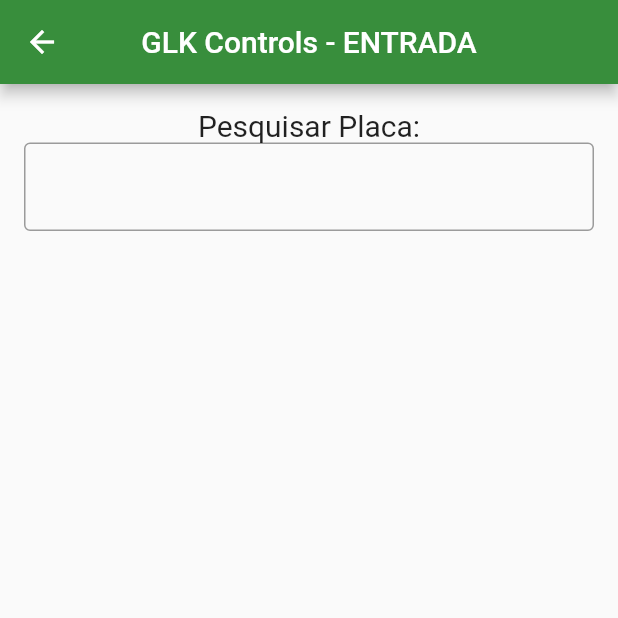
After one commit to HeroRickyGAMES/glk_controlls, a Flutter app: the mainPorteiro screen opened directly, after a tap on "Verificar Entrada", on a phone screen of 412 x 824 dp, the top half of it. The commit adds this screen. Run offline on Flutter 3.47's test engine with Material 2 defaults, Android fonts, the phone set to English and light mode, and no system bars; our stand-ins replace cloud_firestore, firebase_auth, firebase_core, firebase_storage, fluttertoast, image_picker; accounts and stored records are empty.

Commit message:
Adição modificação da lista para uma gridview

```diff
--- a/lib/cadastresehiperlink.dart
+++ b/lib/cadastresehiperlink.dart
@@ -27,7 +27,7 @@ class _cadastrohiperlinkState extends State<cadastrohiperlink> {
   Widget build(BuildContext context) {
     return Scaffold(
         appBar: AppBar(
-          //backgroundColor: Colors.red[900],
+          centerTitle: true,
           title: Container(
             child:
             Text(
--- /dev/null
+++ b/lib/listas/listaEntrada.dart
@@ -0,0 +1,172 @@
+import 'package:cloud_firestore/cloud_firestore.dart';
+import 'package:flutter/material.dart';
+
+class listEntrada extends StatefulWidget {
+  const listEntrada({Key? key}) : super(key: key);
+
+  @override
+  State<listEntrada> createState() => _listEntradaState();
+}
+
+class _listEntradaState extends State<listEntrada> {
+  String? idDocumento;
+
+  @override
+  Widget build(BuildContext context) {
+    return Scaffold(
+      appBar: AppBar(
+        centerTitle: true,
+        title: Text('GLK Controls - ENTRADA'),
+        backgroundColor: Colors.green[700],
+      ),
+      body: Column(
+        children: [
+          Container(
+            padding: EdgeInsets.all(16),
+            child:
+            Column(
+              children: [
+                Text(
+                    'Pesquisar Placa:',
+                  style: TextStyle(
+                    fontSize: 20
+                  ),
+                ),
+                TextFormField(
+                  onChanged: (valor){
+                    //Mudou mandou para a String
+                  },
+                  keyboardType: TextInputType.number,
+                  enableSuggestions: false,
+                  autocorrect: false,
+                  decoration: InputDecoration(
+                    border: OutlineInputBorder(
+                      borderSide: BorderSide(
+                        color: Colors.green
+                      )
+                    ),
+                    hintStyle: TextStyle(
+                        fontSize: 20
+                    ),
+                  ),
+                ),
+                StreamBuilder(
+                    stream: FirebaseFirestore
+                        .instance
+                        .collection('Autorizacoes')
+                        .snapshots(),
+                    builder: (BuildContext context,
+                        AsyncSnapshot<QuerySnapshot> snapshot) {
+                      if (!snapshot.hasData) {
+                        return Center(
+                          child: CircularProgressIndicator(),
+                        );
+                      }
+                      return Container(
+                        height: 900,
+                        width: double.infinity,
+                        child: GridView.count(
+                          padding: const EdgeInsets.all(5),
+                          crossAxisSpacing: 5,
+                          mainAxisSpacing: 5,
+                          crossAxisCount: 2,
+                          childAspectRatio: 0.57,
+                          children:
+                          snapshot.data!.docs.map((documents) {
+                            String lacre = '${documents['LacreouNao']}';
+                            String ColetaOuEntrega = '${documents['ColetaOuEntrega']}';
+                            bool lacrebool = false;
+                            bool coletaBool = false;
+                            String lacrado = '';
+                            String ColetaOuEntregast = '';
+                            idDocumento = documents.id;
+
+                            if(documents['Status'] != 'Autorizado a Sair' ){
+                              if(documents['Status'] != 'Autorizado a entrar na empresa'){
+                                if(lacre == 'lacre'){
+                                  lacrebool = true;
+                                  lacrado = 'Lacrado';
+                                }
+                                if(lacre == 'naolacrado'){
+                                  lacrebool = false;
+                                  lacrado = 'Não Lacrado';
+                                }
+                                if(ColetaOuEntrega == 'coleta'){
+                                  coletaBool = true;
+                                  ColetaOuEntregast = 'Coleta';
+                                }
+                                if(ColetaOuEntrega == 'entrega'){
+                                  coletaBool = false;
+                                  ColetaOuEntregast = 'Entrega';
+                                }
+                                return Padding(
+                                  padding: const EdgeInsets.all(8.0),
+                                  child: Container(
+                                    color: Colors.grey[300],
+                                    padding: EdgeInsets.all(16),
+                                    child:
+                                    Column(
+                                      children: [
+                                        Text(
+                                              documents['PlacaVeiculo'],
+                                          style:
+                                          TextStyle(
+                                              fontSize: 20,
+                                              fontWeight: FontWeight.bold
+                                          ),
+                                        ),
+                                        Container(
+                                          padding: EdgeInsets.all(16),
+                                          child: Image
+                                              .network(
+                                            documents['uriImage'],
+                                            fit: BoxFit.cover,
+                                          ),
+                                        ),
+                                        Container(
+                                          padding: EdgeInsets.all(16),
+                                          child: Text(
+                                              'Status: \n' +
+                                              documents['Status'],
+                                            style: TextStyle(
+                                              fontSize: 20,
+                                                fontWeight: FontWeight.bold
+                                            ),
+                                          ),
+                                        ),
+                                        ElevatedButton(
+                                            onPressed: (){
+
+                                            },
+                                            child: Text(
+                                                'Editar',
+                                              style: TextStyle(
+                                                  fontSize: 20,
+                                                fontWeight: FontWeight.bold
+                                              ),
+                                            )
+                                        )
+                                      ],
+                                    ),
+                                  ),
+                                );
+                              }else{
+                                return Text('');
+                              }
+                            }else{
+                              return Text('');
+                            }
+                          }).toList(),
+                        ),
+                      );
+                    }
+                ),
+
+              ],
+            ),
+          )
+        ],
+      ),
+    );
+  }
+}
--- a/lib/login.dart
+++ b/lib/login.dart
@@ -31,6 +31,7 @@ class _loginState extends State<login> {
   Widget build(BuildContext context) {
     return Scaffold(
         appBar: AppBar(
+          centerTitle: true,
           title: Text(
               'GLK Controls - Login'
           ),
--- a/lib/mainEmpresa.dart
+++ b/lib/mainEmpresa.dart
@@ -70,7 +70,7 @@ class mainEmpresa extends StatelessWidget {
   Widget build(BuildContext context) {
     return Scaffold(
       appBar: AppBar(
-        //backgroundColor: Colors.red[900],
+        centerTitle: true,
         title: Container(
           child:
           Text(
--- a/lib/mainPorteiro.dart
+++ b/lib/mainPorteiro.dart
@@ -1,6 +1,8 @@
 import 'package:cloud_firestore/cloud_firestore.dart';
 import 'package:firebase_auth/firebase_auth.dart';
 import 'package:flutter/material.dart';
+import 'package:glk_controls/listas/listaEntrada.dart';
+import 'package:glk_controls/modal/modalVeiculoEdit.dart';
 
 import 'modal/modalVeiculo.dart';
 
@@ -74,6 +76,7 @@ class _mainPorteiroState extends State<mainPorteiro> {
 
     return Scaffold(
       appBar: AppBar(
+        centerTitle: true,
         //backgroundColor: Colors.red[900],
         title: Container(
           child:
@@ -141,6 +144,47 @@ class _mainPorteiroState extends State<mainPorteiro> {
               ),
             ),
           ),
+          Container(
+            padding: EdgeInsets.all(16),
+            child: ElevatedButton(
+              onPressed: (){
+
+                Navigator.push(context,
+                    MaterialPageRoute(builder: (context){
+                      return listEntrada();
+                    }));
+              },
+              child: Text(
+                'Verificar Entrada',
+                style: TextStyle(
+                    fontSize: 20
+                ),
+              ),
+            style: ElevatedButton.styleFrom(
+              primary: Colors.green[700]
+              ),
+            ),
+          ),
+          Container(
+            padding: EdgeInsets.all(16),
+            child: ElevatedButton(
+              onPressed: (){
+                Navigator.push(context,
+                    MaterialPageRoute(builder: (context){
+                      return modalVeiculoEdit();
+                    }));
+              },
+              child: Text(
+                'Verificar Saída',
+                style: TextStyle(
+                    fontSize: 20
+                ),
+              ),
+              style: ElevatedButton.styleFrom(
+                  primary: Colors.yellow[800]
+              ),
+            ),
+          ),
           Row(
             mainAxisAlignment: MainAxisAlignment.spaceAround,
             children: [
--- a/lib/modal/cadastroUsuarioADM.dart
+++ b/lib/modal/cadastroUsuarioADM.dart
@@ -16,6 +16,7 @@ class _cadastroUsuarioModalState extends State<cadastroUsuarioModal> {
   Widget build(BuildContext context) {
     return Scaffold(
       appBar: AppBar(
+        centerTitle: true,
         title: Text("Cadastro Users")
       ),
     body: SingleChildScrollView(
--- a/lib/setorADM.dart
+++ b/lib/setorADM.dart
@@ -14,6 +14,7 @@ class _setorADMState extends State<setorADM> {
   Widget build(BuildContext context) {
     return Scaffold(
       appBar: AppBar(
+        centerTitle: true,
         title: Text('SETOR ADIMISTRATIVO'),
       ),
       body: Column(
```
Also changed, not shown: lib/modal/modalVeiculo.dart (+13 -1 lines), lib/modal/modalVeiculoEdit.dart (added, +20 -0 lines).
